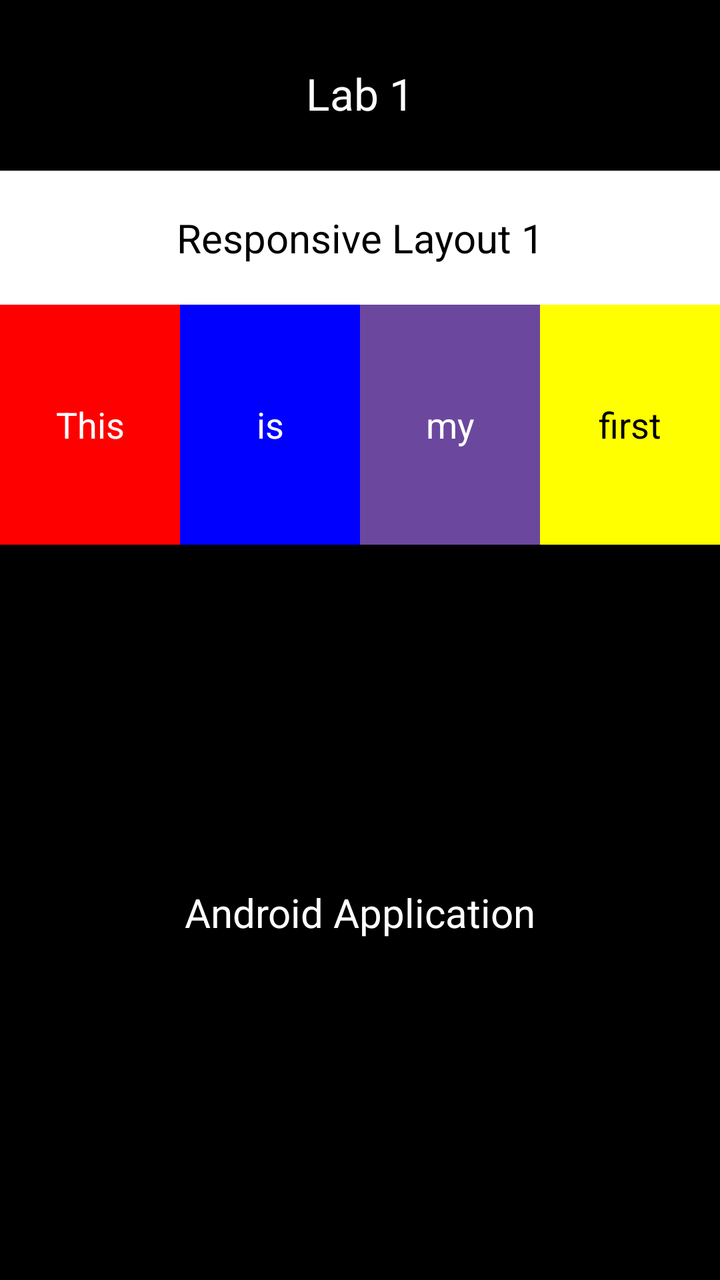
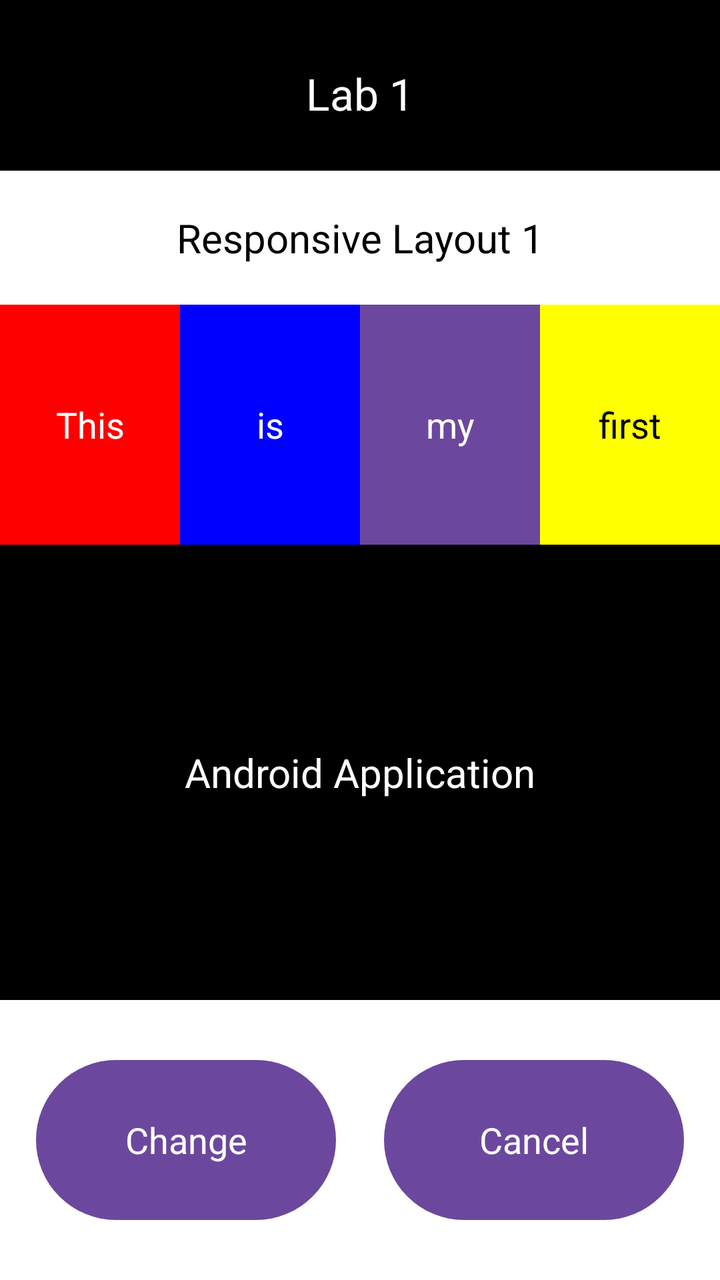

Two renders of the same Android screen: before a commit and after it. Below are the layout's source before the change and the commit's diff.
<!-- AndroidManifest.xml: application theme Theme.Part1_LinearLayout -->
<!-- res/layout/activity_main.xml -->
<?xml version="1.0" encoding="utf-8"?>
<LinearLayout xmlns:android="http://schemas.android.com/apk/res/android"
    android:layout_width="match_parent"
    android:layout_height="match_parent"
    android:background="#000000"
    android:orientation="vertical">

    
    <TextView
        android:layout_width="match_parent"
        android:layout_height="wrap_content"
        android:layout_marginTop="32dp"
        android:text="Lab 1"
        android:textColor="#FFFFFF"
        android:textSize="22sp"
        android:gravity="center"/>

    
    <LinearLayout
        android:layout_width="match_parent"
        android:layout_height="wrap_content"
        android:layout_marginTop="24dp"
        android:background="#FFFFFF"
        android:orientation="vertical">

        <TextView
            android:layout_width="match_parent"
            android:layout_height="wrap_content"
            android:paddingVertical="20dp"
            android:text="Responsive Layout 1"
            android:textColor="#000000"
            android:textSize="20sp"
            android:gravity="center"/>

        <LinearLayout
            android:layout_width="match_parent"
            android:layout_height="120dp"
            android:orientation="horizontal">

            <TextView
                android:layout_width="0dp"
                android:layout_height="match_parent"
                android:layout_weight="1"
                android:background="#ff0000"
                android:text="This"
                android:textColor="#ffffff"
                android:gravity="center"
                android:textSize="18sp"/>

            <TextView
                android:layout_width="0dp"
                android:layout_height="match_parent"
                android:layout_weight="1"
                android:background="#0000ff"
                android:text="is"
                android:textColor="#ffffff"
                android:gravity="center"
                android:textSize="18sp"/>

            <TextView
                android:layout_width="0dp"
                android:layout_height="match_parent"
                android:layout_weight="1"
                android:background="#6b489e"
                android:text="my"
                android:textColor="#ffffff"
                android:gravity="center"
                android:textSize="18sp"/>

            <TextView
                android:layout_width="0dp"
                android:layout_height="match_parent"
                android:layout_weight="1"
                android:background="#ffff00"
                android:text="first"
                android:textColor="#000000"
                android:gravity="center"
                android:textSize="18sp"/>
        </LinearLayout>
    </LinearLayout>

    
    <LinearLayout
        android:layout_width="match_parent"
        android:layout_height="0dp"
        android:layout_weight="1"
        android:gravity="center">

        <TextView
            android:layout_width="match_parent"
            android:layout_height="wrap_content"
            android:text="Android Application"
            android:textColor="#FFFFFF"
            android:textSize="20sp"
            android:gravity="center"/>
    </LinearLayout>

   

</LinearLayout>
<!-- resources referenced by this layout -->
<resources>
  <style name="Theme.Part1_LinearLayout" parent="Base.Theme.Part1_LinearLayout" />
  <style name="Base.Theme.Part1_LinearLayout" parent="Theme.Material3.DayNight.NoActionBar">
          
          
      </style>
</resources>

<!-- the commit's change to res/layout/activity_main.xml (unified diff, before → after) -->
@@ -95,6 +95,37 @@
             android:gravity="center"/>
     </LinearLayout>
 
-   
+    
+    <LinearLayout
+        android:layout_width="match_parent"
+        android:layout_height="wrap_content"
+        android:background="#FFFFFF"
+        android:orientation="horizontal"
+        android:gravity="center"
+        android:paddingVertical="30dp">
+
+        
+        <TextView
+            android:id="@+id/btnChange"
+            android:layout_width="150dp"
+            android:layout_height="80dp"
+            android:layout_marginEnd="24dp"
+            android:text="Change"
+            android:textColor="#FFFFFF"
+            android:textSize="18sp"
+            android:gravity="center"
+            android:background="@drawable/btn_purple_oval"/>
+
+        
+        <TextView
+            android:id="@+id/btnCancel"
+            android:layout_width="150dp"
+            android:layout_height="80dp"
+            android:text="Cancel"
+            android:textColor="#FFFFFF"
+            android:textSize="18sp"
+            android:gravity="center"
+            android:background="@drawable/btn_purple_oval"/>
+    </LinearLayout>
 
 </LinearLayout>
<!-- resource entries referenced after the edit -->
@@ -1,5 +1,14 @@
 <!-- resources referenced by this layout -->
 <resources>
+  <!-- drawable btn_purple_oval (drawable) -->
+  <?xml version="1.0" encoding="utf-8"?>
+  <shape xmlns:android="http://schemas.android.com/apk/res/android"
+      android:shape="rectangle">
+  
+      <solid android:color="#6b489e"/>
+      <corners android:radius="90dp"/>
+  
+  </shape>
   <style name="Theme.Part1_LinearLayout" parent="Base.Theme.Part1_LinearLayout" />
   <style name="Base.Theme.Part1_LinearLayout" parent="Theme.Material3.DayNight.NoActionBar">
           
